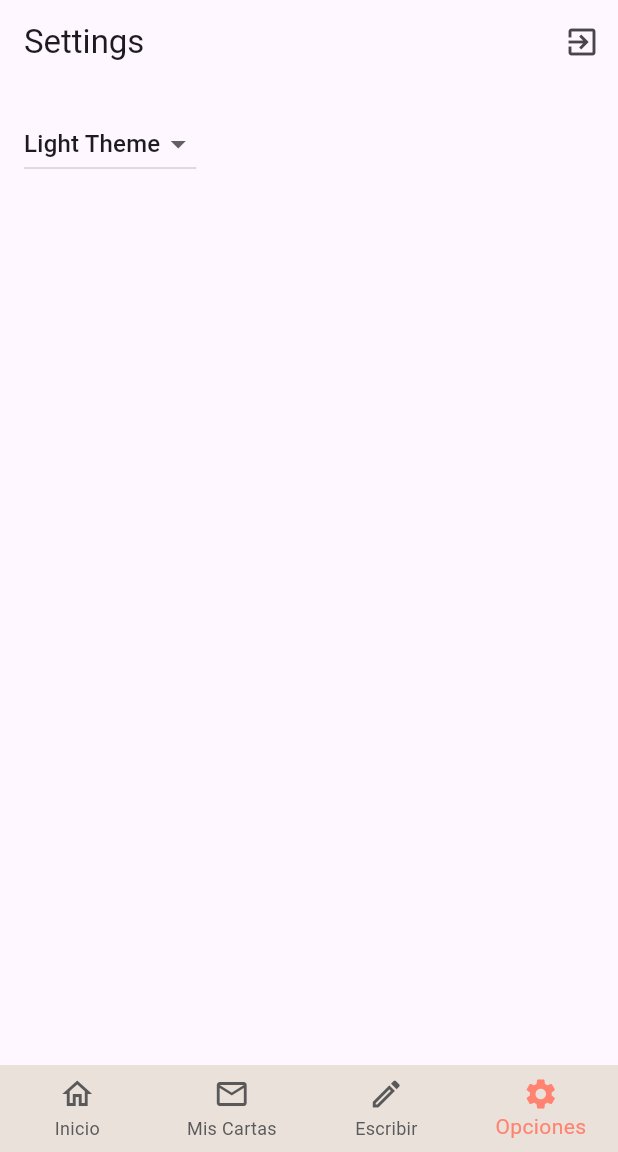
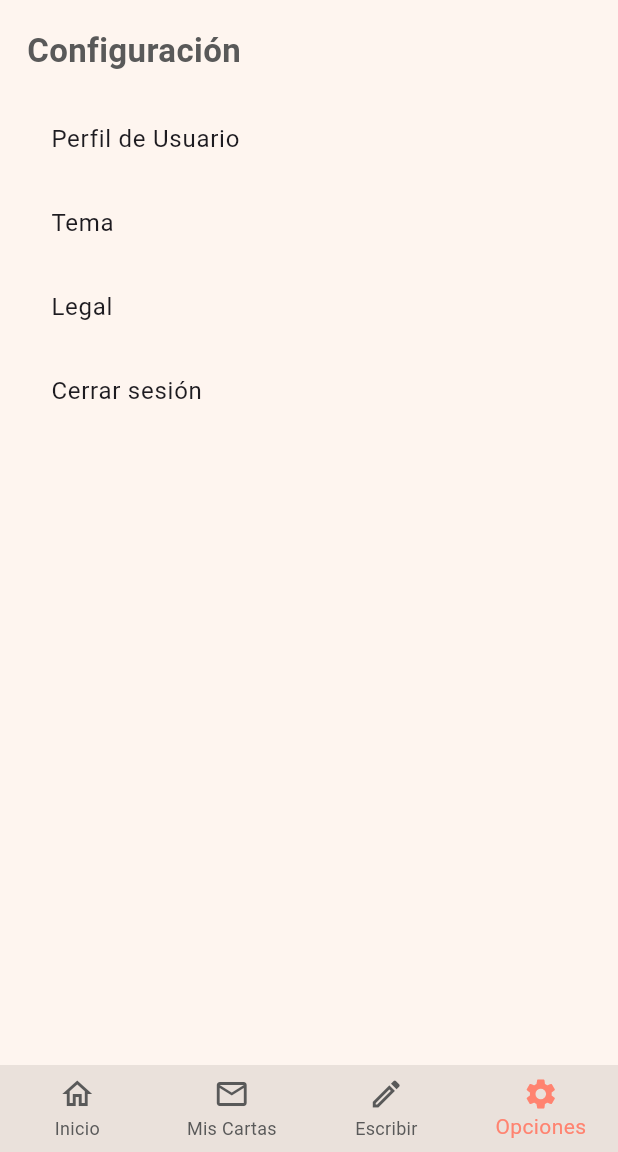
Before and after one commit to ruferson/scriftes_project, a Flutter app: the screen it shows once a user with an empty profile is signed in, item 4 of the bottom bar chosen, on a phone screen of 412 x 824 dp, the part 84-1236 px from its top. Run offline on Flutter 3.47's test engine with Material 3 defaults, Android fonts, the phone set to English and light mode, and no system bars; our stand-ins replace cloud_firestore, firebase_auth, firebase_core, shared_preferences; missing offline and left inert: flutter_quill; accounts and stored records are empty; network calls fail.

Commit message:
Adding settings

```diff
--- a/lib/screens/settings/settings_controller.dart
+++ b/lib/screens/settings/settings_controller.dart
@@ -1,50 +1,52 @@
 import 'package:flutter/material.dart';
-
 import 'settings_service.dart';
 
-/// A class that many Widgets can interact with to read user settings, update
-/// user settings, or listen to user settings changes.
-///
-/// Controllers glue Data Services to Flutter Widgets. The SettingsController
-/// uses the SettingsService to store and retrieve user settings.
 class SettingsController with ChangeNotifier {
   SettingsController(this._settingsService);
 
-  // Make SettingsService a private variable so it is not used directly.
   final SettingsService _settingsService;
 
-  // Make ThemeMode a private variable so it is not updated directly without
-  // also persisting the changes with the SettingsService.
   late ThemeMode _themeMode;
+  late String _userName;
+  late String _userAddress;
+  late String _userEmail;
 
-  // Allow Widgets to read the user's preferred ThemeMode.
   ThemeMode get themeMode => _themeMode;
+  String get userName => _userName;
+  String get userAddress => _userAddress;
+  String get userEmail => _userEmail;
 
-  /// Load the user's settings from the SettingsService. It may load from a
-  /// local database or the internet. The controller only knows it can load the
-  /// settings from the service.
   Future<void> loadSettings() async {
     _themeMode = await _settingsService.themeMode();
-
-    // Important! Inform listeners a change has occurred.
+    _userName = await _settingsService.getUserName();
+    _userAddress = await _settingsService.getUserAddress();
+    _userEmail = await _settingsService.getUserEmail();
     notifyListeners();
   }
 
-  /// Update and persist the ThemeMode based on the user's selection.
   Future<void> updateThemeMode(ThemeMode? newThemeMode) async {
-    if (newThemeMode == null) return;
+    if (newThemeMode == null || newThemeMode == _themeMode) return;
 
-    // Do not perform any work if new and old ThemeMode are identical
-    if (newThemeMode == _themeMode) return;
-
-    // Otherwise, store the new ThemeMode in memory
     _themeMode = newThemeMode;
-
-    // Important! Inform listeners a change has occurred.
     notifyListeners();
-
-    // Persist the changes to a local database or the internet using the
-    // SettingService.
     await _settingsService.updateThemeMode(newThemeMode);
   }
+
+  Future<void> updateUserName(String newName) async {
+    _userName = newName;
+    notifyListeners();
+    await _settingsService.updateUserName(newName);
+  }
+
+  Future<void> updateUserAddress(String newAddress) async {
+    _userAddress = newAddress;
+    notifyListeners();
+    await _settingsService.updateUserAddress(newAddress);
+  }
+
+  Future<void> updateUserEmail(String newEmail) async {
+    _userEmail = newEmail;
+    notifyListeners();
+    await _settingsService.updateUserEmail(newEmail);
+  }
 }
--- a/lib/screens/settings/settings_view.dart
+++ b/lib/screens/settings/settings_view.dart
@@ -1,11 +1,11 @@
 import 'package:flutter/material.dart';
-import 'package:firebase_auth/firebase_auth.dart'; // Importa el paquete de Firebase Auth
+import 'package:skriftes_project_2/themes/color_repository.dart';
+import 'package:firebase_auth/firebase_auth.dart';
 import 'settings_controller.dart';
+import 'profile_view.dart';
+import 'theme_view.dart';
+import 'legal_view.dart';
 
-/// Displays the various settings that can be customized by the user.
-///
-/// When a user changes a setting, the SettingsController is updated and
-/// Widgets that listen to the SettingsController are rebuilt.
 class SettingsView extends StatelessWidget {
   const SettingsView({super.key, required this.controller});
 
@@ -16,42 +16,61 @@ class SettingsView extends StatelessWidget {
   @override
   Widget build(BuildContext context) {
     return Scaffold(
-      appBar: AppBar(
-        title: const Text('Settings'),
-        actions: [
-          // Añade un icono de cerrar sesión en el AppBar
-          IconButton(
-            icon: const Icon(Icons.exit_to_app),
-            onPressed: () async {
-              // Cierra la sesión actual cuando se presiona el botón
-              await FirebaseAuth.instance.signOut();
-              // Puedes agregar cualquier lógica adicional aquí, como navegar a una nueva pantalla
-            },
-          ),
-        ],
-      ),
-      body: Padding(
-        padding: const EdgeInsets.all(16),
-        // Glue the SettingsController to the theme selection DropdownButton.
-        //
-        // When a user selects a theme from the dropdown list, the
-        // SettingsController is updated, which rebuilds the MaterialApp.
-        child: DropdownButton<ThemeMode>(
-          // Read the selected themeMode from the controller
-          value: controller.themeMode,
-          // Call the updateThemeMode method any time the user selects a theme.
-          onChanged: controller.updateThemeMode,
-          items: const [
-            DropdownMenuItem(
-              value: ThemeMode.light,
-              child: Text('Light Theme'),
+      backgroundColor: ColorRepository.getColor(ColorName.primaryColor, controller.themeMode),
+      body: ListenableBuilder(
+        listenable: controller,
+        builder: (BuildContext context, Widget? child) {
+          return SingleChildScrollView(
+            child: Padding(
+              padding: const EdgeInsets.symmetric(horizontal: 18, vertical: 18),
+              child: Column(
+                crossAxisAlignment: CrossAxisAlignment.start,
+                children: [
+                  // Sección de Configuración
+                  Text(
+                    "Configuración",
+                    style: TextStyle(
+                      fontSize: 22,
+                      fontWeight: FontWeight.bold,
+                      color: ColorRepository.getColor(ColorName.textColor, controller.themeMode),
+                    ),
+                  ),
+                  const SizedBox(height: 16),
+                  ListTile(
+                    title: const Text('Perfil de Usuario'),
+                    onTap: () {
+                      Navigator.of(context).push(MaterialPageRoute(
+                        builder: (context) => ProfileView(controller: controller),
+                      ));
+                    },
+                  ),
+                  ListTile(
+                    title: const Text('Tema'),
+                    onTap: () {
+                      Navigator.of(context).push(MaterialPageRoute(
+                        builder: (context) => ThemeView(controller: controller),
+                      ));
+                    },
+                  ),
+                  ListTile(
+                    title: const Text('Legal'),
+                    onTap: () {
+                      Navigator.of(context).push(MaterialPageRoute(
+                        builder: (context) => LegalView(),
+                      ));
+                    },
+                  ),
+                  ListTile(
+                    title: const Text('Cerrar sesión'),
+                    onTap: () async {
+                      await FirebaseAuth.instance.signOut();
+                    },
+                  ),
+                ],
+              ),
             ),
-            DropdownMenuItem(
-              value: ThemeMode.dark,
-              child: Text('Dark Theme'),
-            )
-          ],
-        ),
+          );
+        },
       ),
     );
   }
```
Also changed, not shown: lib/screens/settings/legal_view.dart (added, +31 -0 lines), lib/screens/settings/profile_view.dart (added, +50 -0 lines), lib/screens/settings/settings_service.dart (+35 -27 lines), lib/screens/settings/theme_view.dart (added, +40 -0 lines).
